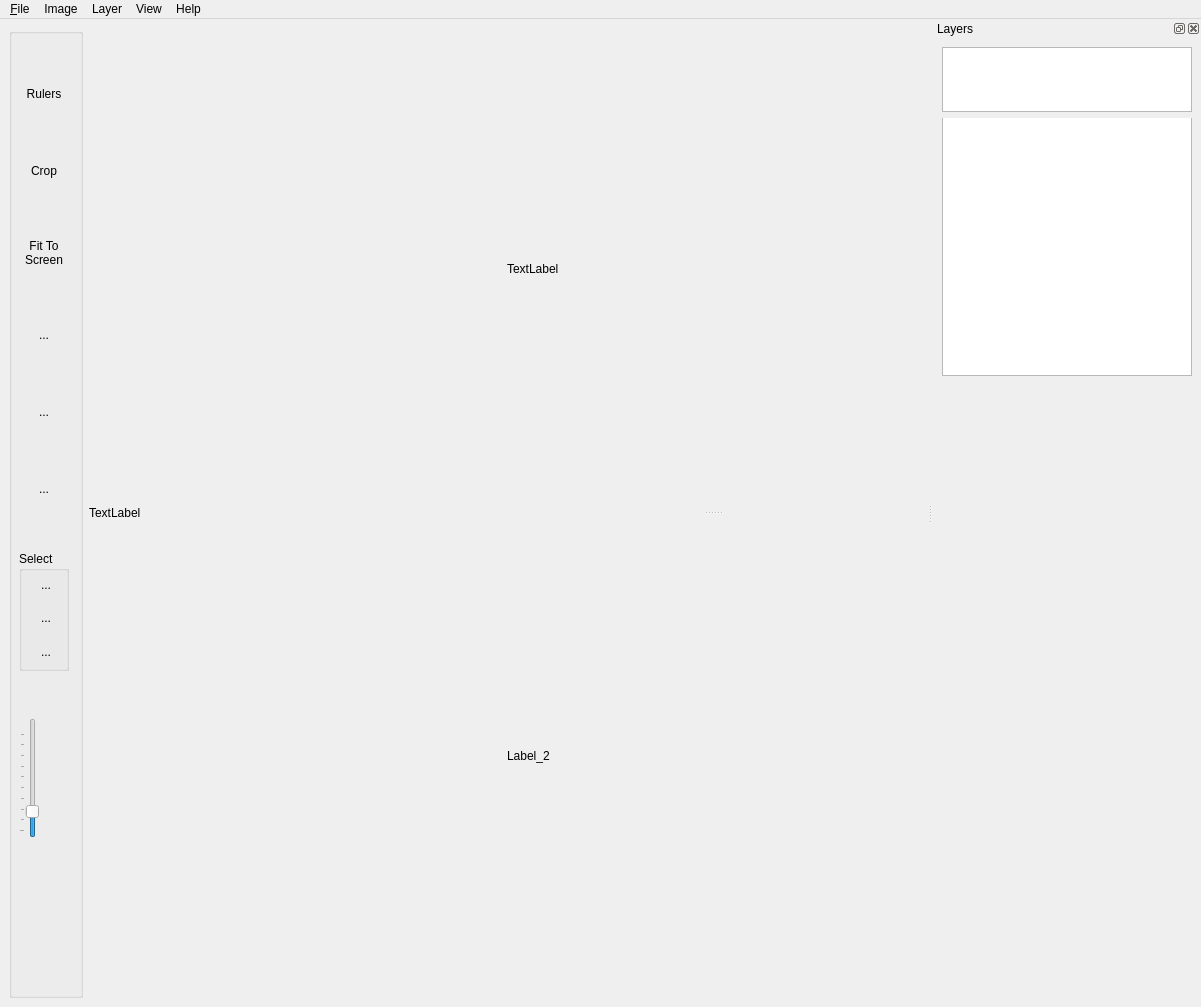
This is bLUe.ui in bvirxx/bLUe_PYSIDE as Qt 5 draws it before an edit. The edited form follows.
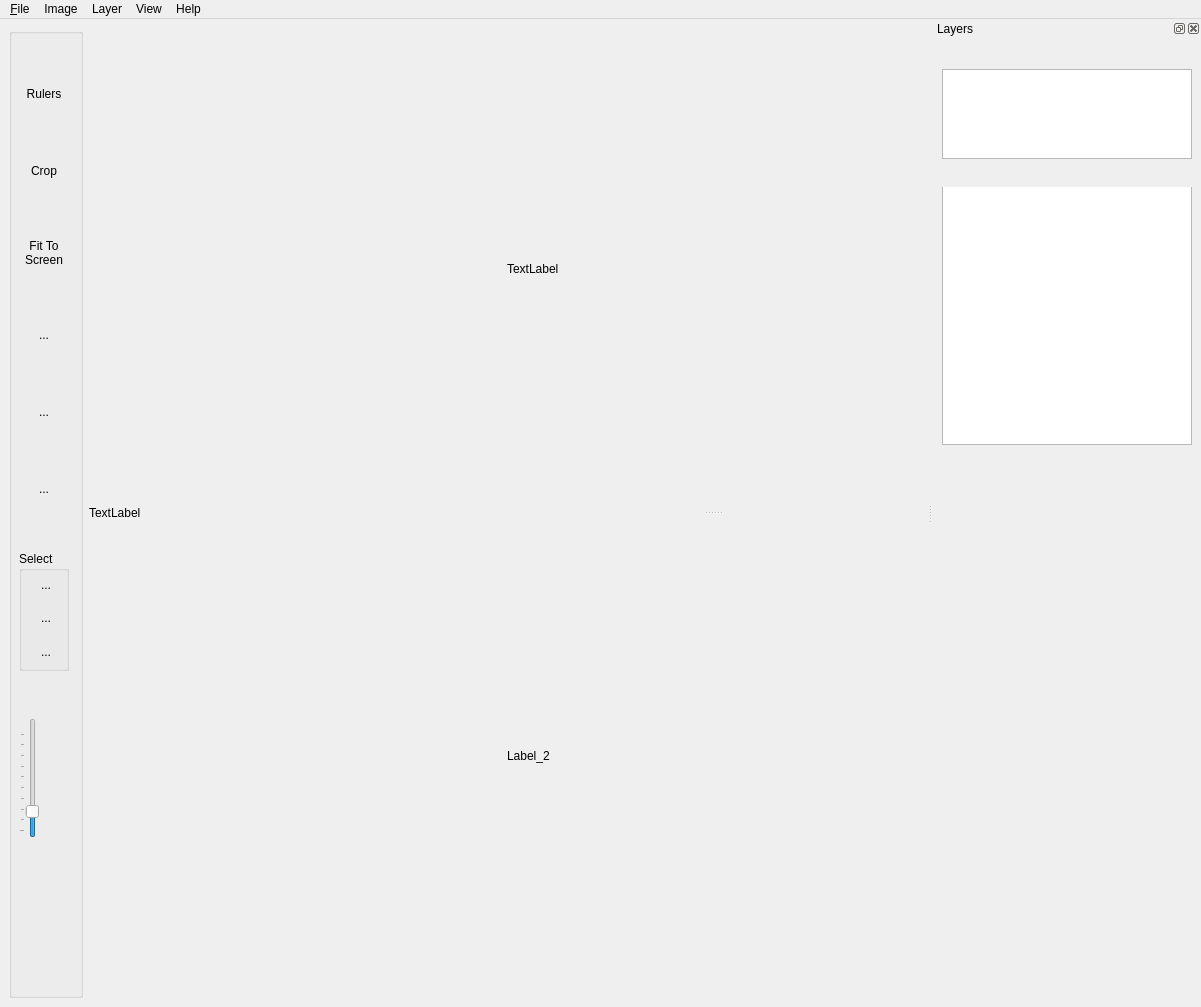
This is the edited form. Icons and pictures are not drawn. Custom widgets are drawn as their Qt base class.

Commit message: Redesigned right panel

Diff of the .ui file:
```diff
--- a/bLUe.ui
+++ b/bLUe.ui
@@ -801,7 +801,7 @@
        <property name="maximumSize">
         <size>
          <width>250</width>
-         <height>65</height>
+         <height>90</height>
         </size>
        </property>
       </widget>
@@ -823,7 +823,7 @@
        <property name="maximumSize">
         <size>
          <width>16777215</width>
-         <height>500</height>
+         <height>400</height>
         </size>
        </property>
        <widget class="QLayerView" name="tableView">
```
The commit also changes 4 other files.
